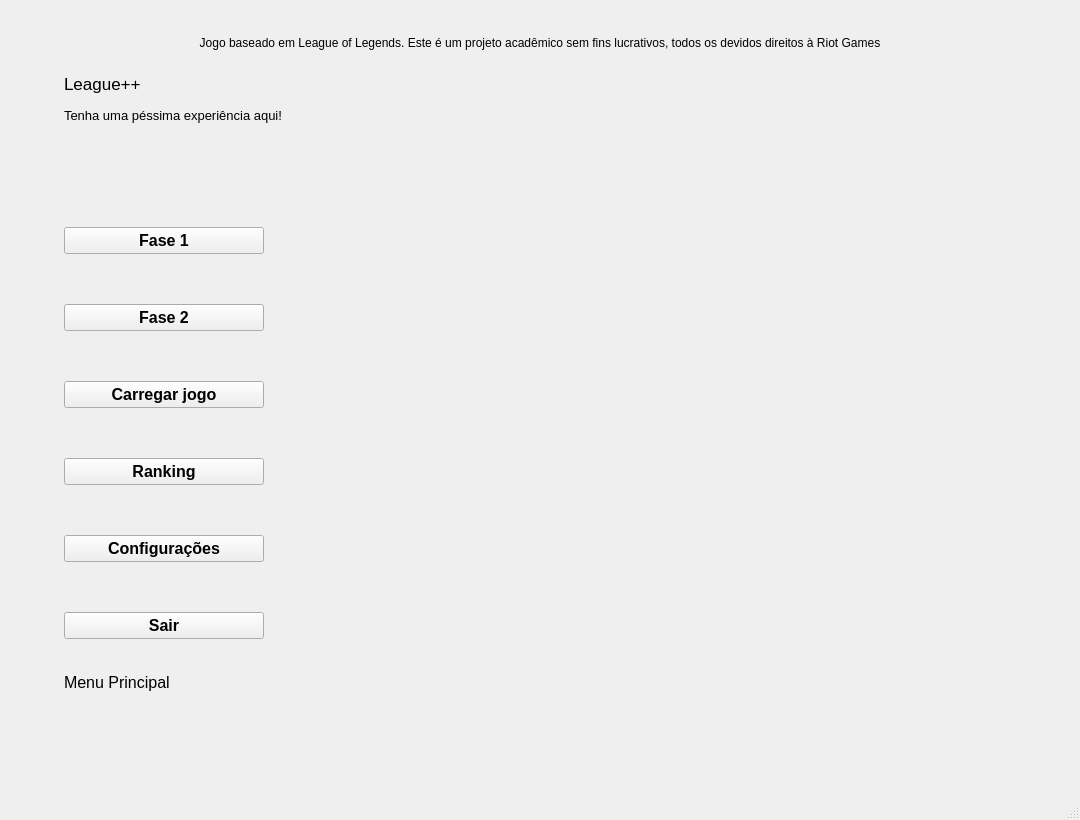
Old version of the form src/Ente/Menu/Menu.ui in the repository Chan2007/Jogo.
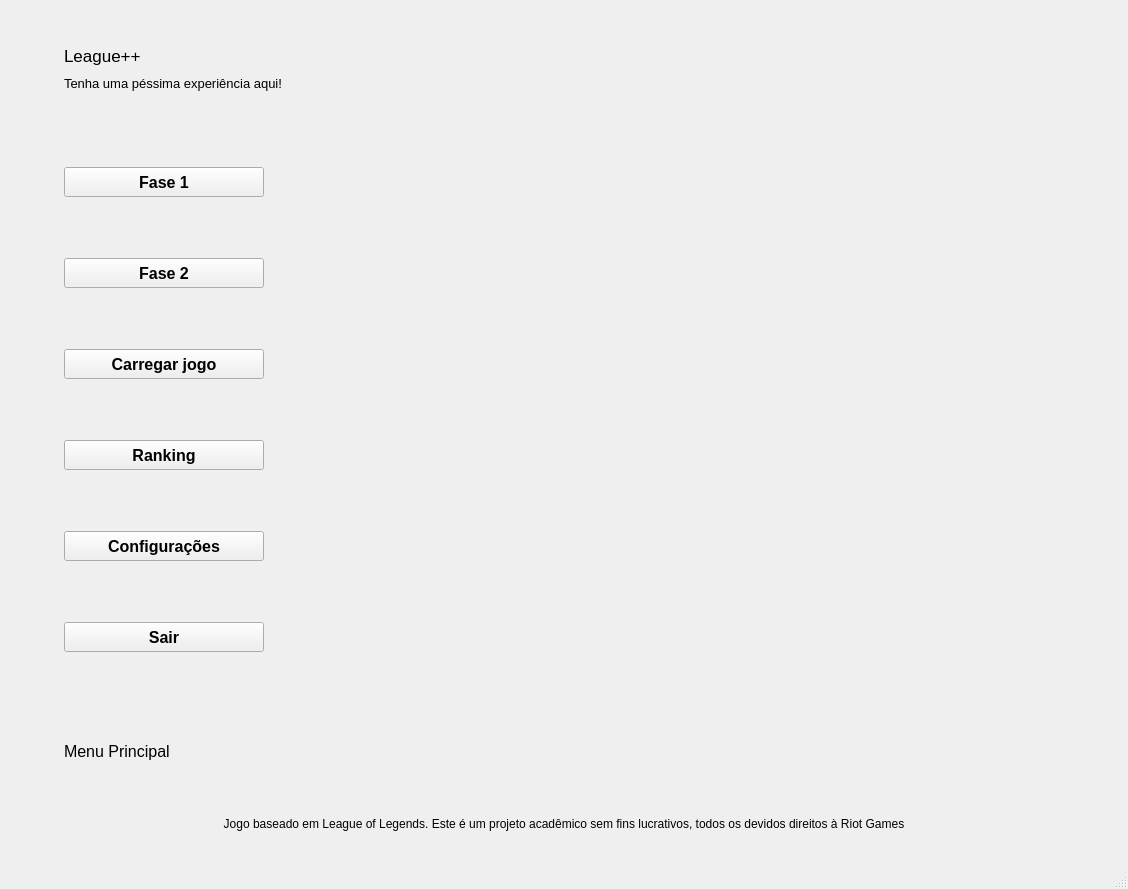
New version of the form. Custom widgets are drawn as their Qt base class.

Commit message: Desacoplamento do jogo em relação à fase, correção de bugs no UI do menu e simplificação do código

Patch:
```diff
--- a/src/Ente/Menu/Menu.ui
+++ b/src/Ente/Menu/Menu.ui
@@ -6,8 +6,8 @@
    <rect>
     <x>0</x>
     <y>0</y>
-    <width>1080</width>
-    <height>820</height>
+    <width>1128</width>
+    <height>889</height>
    </rect>
   </property>
   <property name="windowTitle">
@@ -41,7 +41,7 @@
       <property name="bottomMargin">
        <number>36</number>
       </property>
-      <item row="0" column="0">
+      <item row="1" column="0">
        <widget class="QLabel" name="topBarLabel">
         <property name="font">
          <font>
@@ -65,7 +65,7 @@
         </property>
        </widget>
       </item>
-      <item row="1" column="0">
+      <item row="0" column="0">
        <widget class="QStackedWidget" name="stackedWidget">
         <property name="sizePolicy">
          <sizepolicy hsizetype="Expanding" vsizetype="Expanding">
@@ -73,25 +73,31 @@
           <verstretch>0</verstretch>
          </sizepolicy>
         </property>
+        <property name="minimumSize">
+         <size>
+          <width>1000</width>
+          <height>0</height>
+         </size>
+        </property>
         <property name="currentIndex">
          <number>0</number>
         </property>
         <widget class="QWidget" name="mainPage">
          <layout class="QVBoxLayout" name="mainPageLayout">
           <property name="spacing">
-           <number>14</number>
+           <number>10</number>
           </property>
           <property name="leftMargin">
            <number>0</number>
           </property>
           <property name="topMargin">
-           <number>18</number>
+           <number>10</number>
           </property>
           <property name="rightMargin">
            <number>0</number>
           </property>
           <property name="bottomMargin">
-           <number>0</number>
+           <number>10</number>
           </property>
           <item>
            <widget class="QLabel" name="heroTitleLabel">
@@ -106,6 +112,9 @@
             <property name="text">
              <string>League++</string>
             </property>
+            <property name="alignment">
+             <set>Qt::AlignLeading|Qt::AlignLeft|Qt::AlignVCenter</set>
+            </property>
            </widget>
           </item>
           <item>
@@ -127,30 +136,23 @@
             <property name="text">
              <string>Tenha uma péssima experiência aqui!</string>
             </property>
+            <property name="scaledContents">
+             <bool>true</bool>
+            </property>
+            <property name="alignment">
+             <set>Qt::AlignBottom|Qt::AlignLeading|Qt::AlignLeft</set>
+            </property>
             <property name="wordWrap">
              <bool>false</bool>
             </property>
            </widget>
           </item>
-          <item>
-           <spacer name="heroSpacer">
-            <property name="orientation">
-             <enum>Qt::Vertical</enum>
-            </property>
-            <property name="sizeHint" stdset="0">
-             <size>
-              <width>20</width>
-              <height>18</height>
-             </size>
-            </property>
-           </spacer>
-          </item>
           <item>
            <widget class="QFrame" name="mainMenuPanel">
             <property name="minimumSize">
              <size>
               <width>100</width>
-              <height>300</height>
+              <height>600</height>
              </size>
             </property>
             <property name="maximumSize">
@@ -172,7 +174,7 @@
             </property>
             <layout class="QVBoxLayout" name="menuPanelLayout">
              <property name="spacing">
-              <number>50</number>
+              <number>15</number>
              </property>
              <property name="leftMargin">
               <number>0</number>
@@ -184,10 +186,16 @@
               <number>0</number>
              </property>
              <property name="bottomMargin">
-              <number>20</number>
+              <number>0</number>
              </property>
              <item>
               <widget class="Widgets::MenuButton" name="phase1Button">
+               <property name="minimumSize">
+                <size>
+                 <width>0</width>
+                 <height>30</height>
+                </size>
+               </property>
                <property name="font">
                 <font>
                  <pointsize>12</pointsize>
@@ -207,6 +215,12 @@
              </item>
              <item>
               <widget class="Widgets::MenuButton" name="phase2Button">
+               <property name="minimumSize">
+                <size>
+                 <width>0</width>
+                 <height>30</height>
+                </size>
+               </property>
                <property name="font">
                 <font>
                  <pointsize>12</pointsize>
@@ -226,6 +240,12 @@
              </item>
              <item>
               <widget class="Widgets::MenuButton" name="loadGameButton">
+               <property name="minimumSize">
+                <size>
+                 <width>0</width>
+                 <height>30</height>
+                </size>
+               </property>
                <property name="font">
                 <font>
                  <pointsize>12</pointsize>
@@ -245,6 +265,12 @@
              </item>
              <item>
               <widget class="Widgets::MenuButton" name="rankingButton">
+               <property name="minimumSize">
+                <size>
+                 <width>0</width>
+                 <height>30</height>
+                </size>
+               </property>
                <property name="font">
                 <font>
                  <pointsize>12</pointsize>
@@ -264,6 +290,12 @@
              </item>
              <item>
               <widget class="Widgets::MenuButton" name="settingsButton">
+               <property name="minimumSize">
+                <size>
+                 <width>0</width>
+                 <height>30</height>
+                </size>
+               </property>
                <property name="font">
                 <font>
                  <pointsize>12</pointsize>
@@ -289,6 +321,12 @@
              </item>
              <item>
               <widget class="Widgets::MenuButton" name="exitButton">
+               <property name="minimumSize">
+                <size>
+                 <width>0</width>
+                 <height>30</height>
+                </size>
+               </property>
                <property name="font">
                 <font>
                  <pointsize>12</pointsize>
@@ -309,6 +347,19 @@
             </layout>
            </widget>
           </item>
+          <item>
+           <spacer name="heroSpacer">
+            <property name="orientation">
+             <enum>Qt::Vertical</enum>
+            </property>
+            <property name="sizeHint" stdset="0">
+             <size>
+              <width>20</width>
+              <height>18</height>
+             </size>
+            </property>
+           </spacer>
+          </item>
           <item>
            <widget class="QLabel" name="statusLabel">
             <property name="font">
```
Left out of the diff: 226 changed lines with no effect on the pictures. The commit also changes 66 other files.
